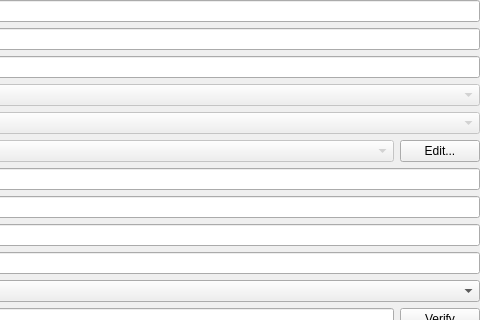
The window that src/duckstation-qt/gamesummarywidget.ui (kofxi3584karlayang/duckstation) describes before a commit, drawn with Qt 5; both pictures show x 212 to 692 and y 0 to 320 of the 692 by 562 pixel window.
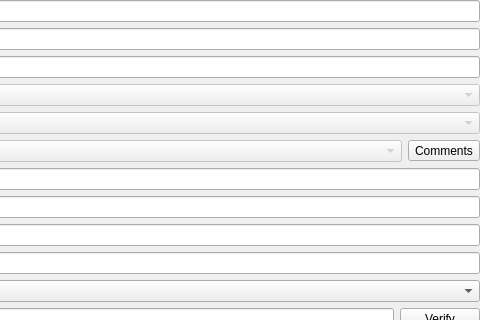
The same window after the commit. Icons and pictures are not drawn.

Commit message: Qt: Add compatibility report in game summary

```diff
--- a/src/duckstation-qt/gamesummarywidget.ui
+++ b/src/duckstation-qt/gamesummarywidget.ui
@@ -270,9 +270,13 @@
       </widget>
      </item>
      <item>
-      <widget class="QPushButton" name="editCompatibility">
+      <widget class="QToolButton" name="compatibilityComments">
        <property name="text">
-        <string>Edit...</string>
+        <string>Comments</string>
+       </property>
+       <property name="icon">
+        <iconset theme="information-line">
+         <normaloff>.</normaloff>.</iconset>
        </property>
       </widget>
      </item>
```
The commit also changes 7 other files.
